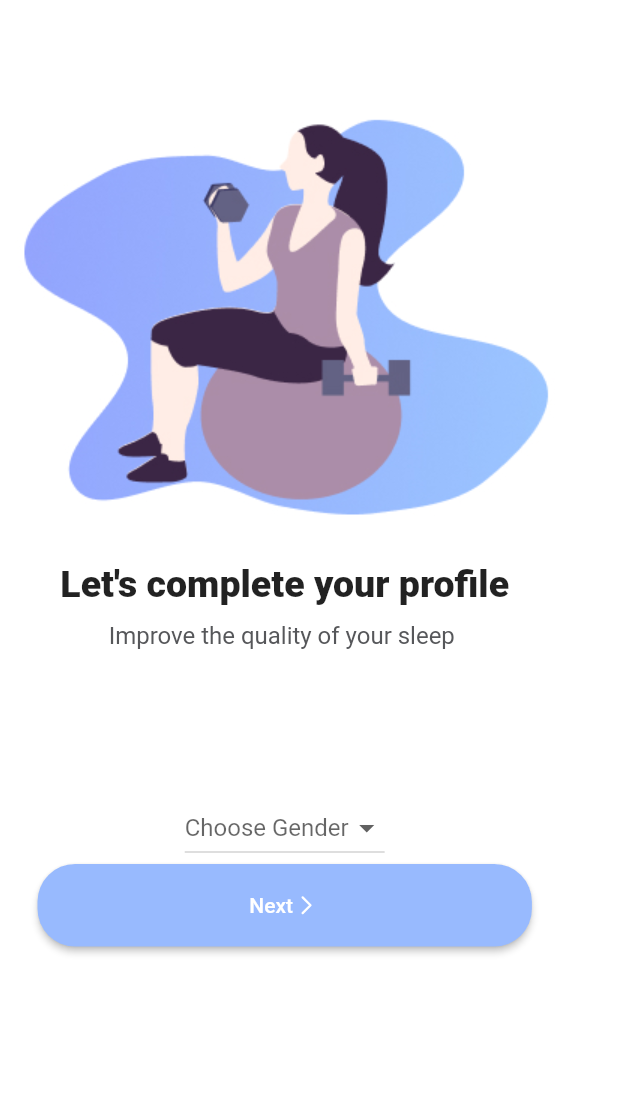
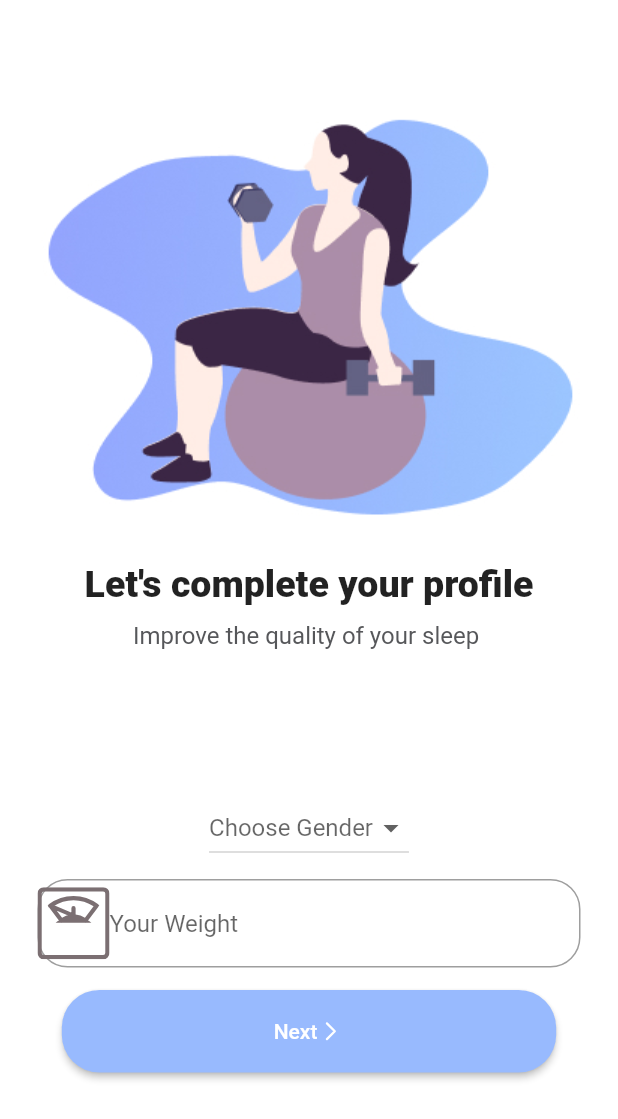
Before and after one commit to salvagb1/fitness, a Flutter app: the CompleteProfile screen opened directly, on a phone screen of 412 x 824 dp. Shown: the top 1119 px of the screen. Run offline on Flutter 3.47's test engine with Material 2 defaults, Android fonts, the phone set to English and light mode, and no system bars; our stand-ins replace flutter_svg.

Commit message:
Update complete your profile

```diff
--- a/lib/pages/completeprofile.dart
+++ b/lib/pages/completeprofile.dart
@@ -12,6 +12,8 @@ class CompleteProfile extends StatefulWidget {
 class _CompleteProfileState extends State<CompleteProfile> {
   final _lista = ['Male', 'Woman'];
   final String _vista = 'Choose Gender';
+
+  TextEditingController w_scale = TextEditingController();
 
   get child => null;
 
@@ -61,6 +63,22 @@ class _CompleteProfileState extends State<CompleteProfile> {
                     onChanged: (_) {},
                     hint: Text(_vista),
                   ),
+                  const SizedBox(
+                    height: 10,
+                  ),
+                  TextField(
+                    controller: w_scale,
+                    decoration: InputDecoration(
+                      prefixIcon: SvgPicture.asset('assets/icons/w_scale.svg'),
+                      hintText: 'Your Weight',
+                      border: const OutlineInputBorder(
+                        borderRadius: BorderRadius.all(Radius.circular(20)),
+                      ),
+                    ),
+                  ),
+                  const SizedBox(
+                    height: 15,
+                  ),
                   SizedBox(
                     width: MediaQuery.of(context).size.width * 0.8,
                     height: 55,
```
Also changed, not shown: assets/icons/w_scale.svg (added).
